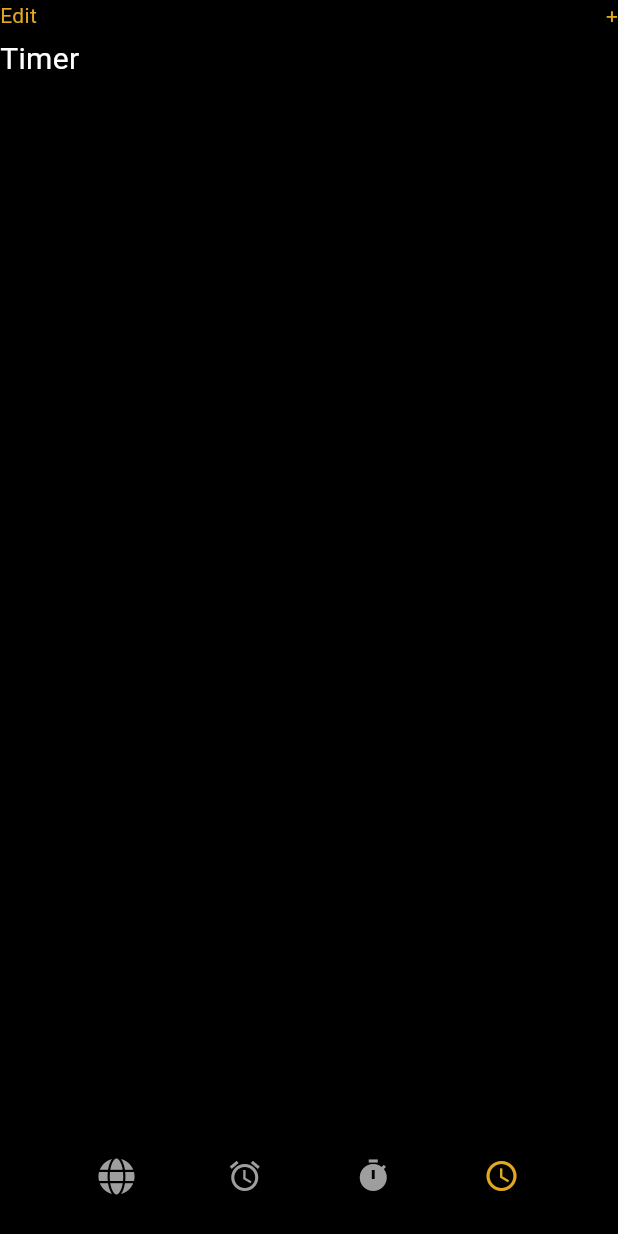
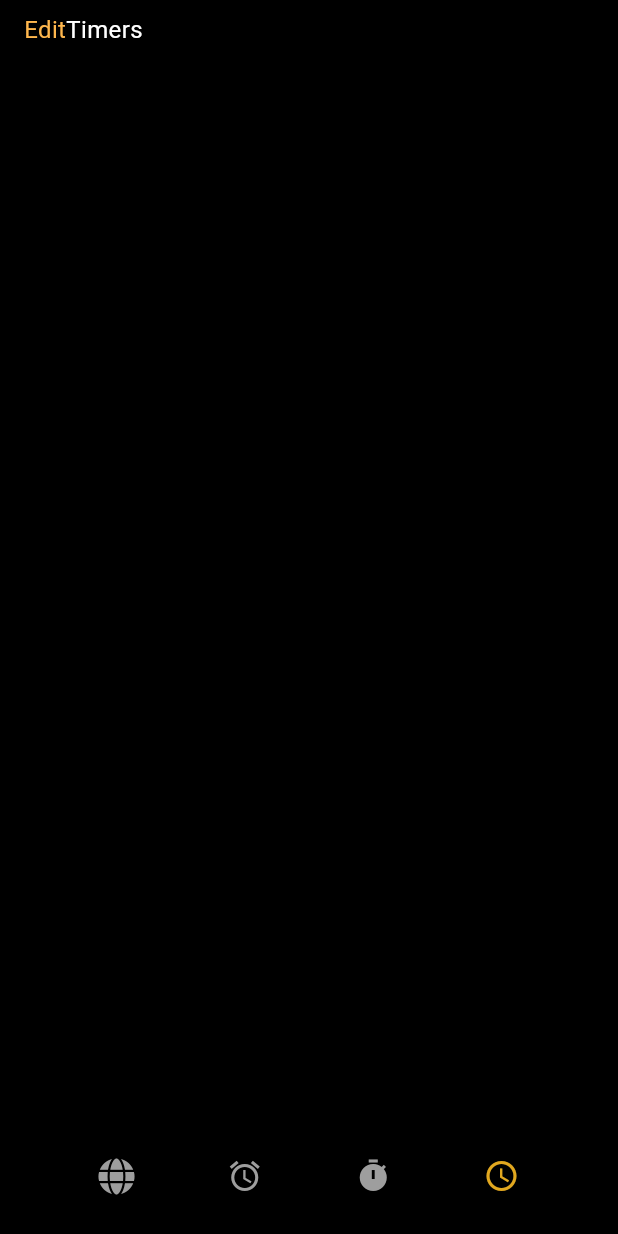
Before and after one commit to muhammadharoon26/Apple-Alarm-App-Clone-Project, a Flutter app: the screen it shows after launch, swiped to page 4, on a phone screen of 412 x 824 dp. Run offline on Flutter 3.47's test engine with Material 3 defaults, Android fonts, the phone set to English and light mode, and no system bars; our stand-ins replace font_awesome_flutter.

Commit message:
"Rename TimerPage to TimersPage, refactor code structure and add new widgets"

```diff
--- a/apple_clone_alarm_project/lib/main.dart
+++ b/apple_clone_alarm_project/lib/main.dart
@@ -49,7 +49,7 @@ class _MyHomePageState extends State<MyHomePage> {
           AlarmPage(),
           // StopWatchPage(),
           MyStopwatch(),
-          TimerPage(),
+          TimersPage(),
         ],
       ),
       bottomNavigationBar: BottomAppBar(
--- a/apple_clone_alarm_project/lib/timer.dart
+++ b/apple_clone_alarm_project/lib/timer.dart
@@ -1,67 +1,90 @@
 import 'package:flutter/material.dart';
 
 void main() {
-  runApp(const TimerPage());
+  runApp(const MyApp());
 }
 
-class TimerPage extends StatelessWidget {
-  const TimerPage({super.key});
+class MyApp extends StatelessWidget {
+  const MyApp({super.key});
 
   @override
   Widget build(BuildContext context) {
     return const MaterialApp(
       debugShowCheckedModeBanner: false,
       title: 'Apple Clone Alarm Project',
-      home: TimerPageState(),
+      home: TimersPage(),
     );
   }
 }
 
-class TimerPageState extends StatelessWidget {
-  const TimerPageState({super.key});
+class TimersPage extends StatelessWidget {
+  const TimersPage({super.key});
 
   @override
   Widget build(BuildContext context) {
-    return const Scaffold(
+    return const TimersPageState();
+  }
+}
+
+class TimersPageState extends StatefulWidget {
+  const TimersPageState({super.key});
+
+  @override
+  State<TimersPageState> createState() => _TimersPageState();
+}
+
+class _TimersPageState extends State<TimersPageState> {
+  // Initialize a list to hold the state of each switch in the list
+  List<bool> alarmSwitchStates = List.generate(2, (_) => true);
+
+  @override
+  Widget build(BuildContext context) {
+    return Scaffold(
+      backgroundColor: Colors.black,
       body: Column(
+        crossAxisAlignment: CrossAxisAlignment.start,
         children: [
-          Row(
-            mainAxisAlignment: MainAxisAlignment.spaceBetween,
-            children: [
-              Align(
-                alignment: Alignment.topLeft,
-                child: Text(
-                  'Edit',
-                  style: TextStyle(
-                    color: Color.fromARGB(255, 226, 168, 31),
-                  ),
-                ),
-              ),
-              Align(
-                alignment: Alignment.topRight,
-                child: Text(
-                  '+',
-                  style: TextStyle(
-                    color: Color.fromARGB(255, 226, 168, 31),
-                  ),
-                ),
-              ),
-            ],
-          ),
-          SizedBox(height: 5),
-          Align(
-            alignment: Alignment.topLeft,
-            child: Text(
-              'Timer',
-              style: TextStyle(
-                color: Colors.white,
-                fontSize: 20,
-              ),
-            ),
-          ),
+          _buildHeader(),
+          _buildAlarmInfo(),
+          // Expanded(
+          //   child: _buildTimerList(),
+          // ),
         ],
       ),
-      backgroundColor: Colors.black,
     );
   }
+
+  Widget _buildHeader() {
+    return Padding(
+      padding: const EdgeInsets.symmetric(horizontal: 16, vertical: 8),
+      child: Row(
+        children: [
+          Column(mainAxisAlignment: MainAxisAlignment.start, children: [
+            Text(
+              'Edit',
+              style: TextStyle(color: Colors.orange[300], fontSize: 16),
+            ),
+            // const Spacer(),
+          ]),
+          Column(
+            mainAxisAlignment: MainAxisAlignment.center,
+            children: [
+              Center(
+                  child: Text('Timers',
+                      style: TextStyle(color: Colors.white, fontSize: 16))),
+            ],
+          )
+        ],
+      ),
+    );
+  }
+
+  Widget _buildAlarmInfo() {
+    return Padding(
+      padding: const EdgeInsets.symmetric(horizontal: 16, vertical: 8),
+      child: Center(child: Container(child: Row())),
+    );
+  }
+
+  // Widget _buildTimerList() {}
 }
```
